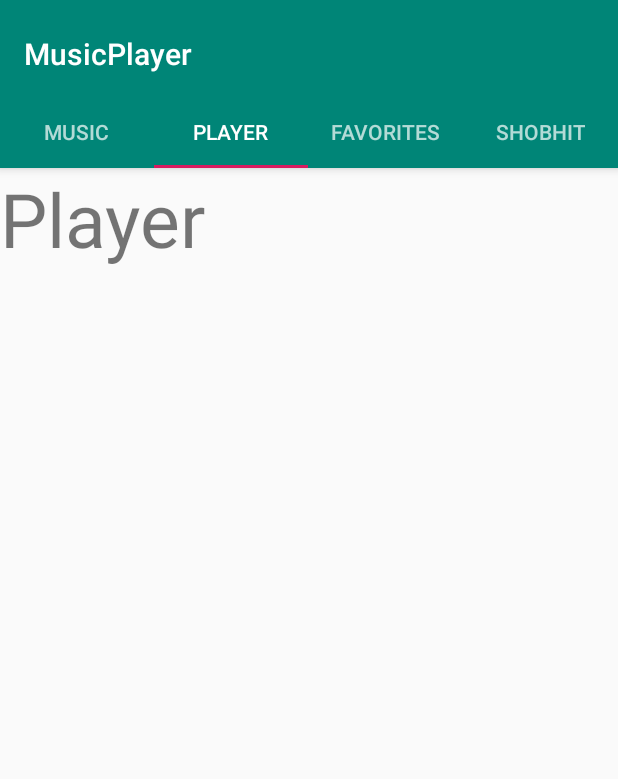
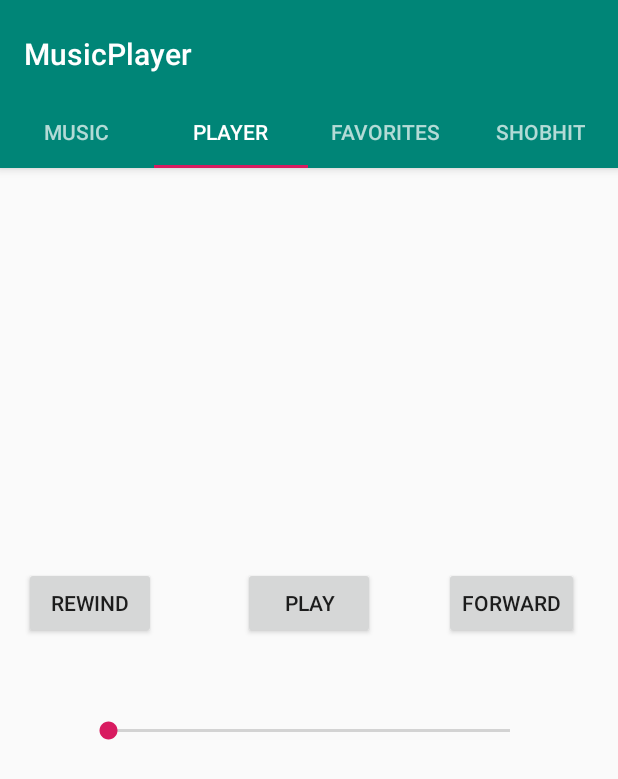
Before and after one commit to AneeshCRao/MusicPlayer_MAD, an Android app: the screen it shows after launch (MainActivity), tab 2 chosen, on a phone screen of 412 x 824 dp. Shown: the top 779 px of the screen. Run offline under Robolectric (Android 15) with nearby library versions, the phone set to English and light mode, and no system bars.

Commit message:
Play and Pause

```diff
--- a/app/src/main/java/com/example/musicplayer/PlayerFragment.java
+++ b/app/src/main/java/com/example/musicplayer/PlayerFragment.java
@@ -7,14 +7,100 @@ import android.support.v4.app.Fragment;
 import android.view.LayoutInflater;
 import android.view.View;
 import android.view.ViewGroup;
+import android.widget.Button;
+
+import java.nio.file.attribute.PosixFileAttributeView;
 
 public class PlayerFragment extends Fragment {
     private static final String TAG = "PlayerFragment";
+
+    public static Button btnPlay, btnRewind, btnFast;
 
     @Nullable
     @Override
     public View onCreateView(@NonNull LayoutInflater inflater, @Nullable ViewGroup container, @Nullable Bundle savedInstanceState) {
         View view = inflater.inflate(R.layout.player, container, false);
+
+
+        btnPlay = (Button)view.findViewById(R.id.btnPlay);
+        btnRewind = (Button)view.findViewById(R.id.btnRewind);
+        btnFast = (Button)view.findViewById(R.id.btnFast);
+
+        if (MainActivity.mediaPlayer.isPlaying())
+            btnPlay.setText("PAUSE");
+
+        btnPlay.setOnClickListener(new View.OnClickListener() {
+            @Override
+            public void onClick(View view) {
+                Button b = (Button)view;
+                if (b.getText().equals("PLAY")) {
+                    MainActivity.mediaPlayer.start();
+                    b.setText("PAUSE");
+                }
+                else {
+                    MainActivity.mediaPlayer.pause();
+                    b.setText("PLAY");
+                }
+            }
+        });
+//
+//        btnRewind.setOnClickListener(new View.OnClickListener() {
+//            @Override
+//            public void onClick(View view) {
+//
+//            }
+//        });
+//
+//        btnFast.setOnClickListener(new View.OnClickListener() {
+//            @Override
+//            public void onClick(View view) {
+//                if (SongSelectFragment.isPlayingFrom) {
+//                    SongSelectFragment.currentIndex += 1;
+//                    if (MainActivity.mediaPlayer.isPlaying())
+//                        MainActivity.mediaPlayer.stop();
+//                    String filePath = MainActivity.pathList.get(SongSelectFragment.currentIndex);
+//                    try {
+//                        MainActivity.mediaPlayer.reset();
+//                        MainActivity.mediaPlayer.setDataSource(filePath);
+//                        MainActivity.mediaPlayer.prepare();
+//                        FavoritesFragment.isPlayingFrom = false;
+//                        SongSelectFragment.isPlayingFrom = true;
+//                        MainActivity.mediaPlayer.start();
+//                    }catch(Exception e) {
+//                        e.printStackTrace();
+//                    }
+//                }
+//                else {
+//                    FavoritesFragment.currentIndex += 1;
+//                    if (MainActivity.mediaPlayer.isPlaying())
+//                        MainActivity.mediaPlayer.stop();
+//                    String filePath = MainActivity.Fav_pathList.get(FavoritesFragment.currentIndex);
+//                    try {
+//                        MainActivity.mediaPlayer.reset();
+//                        MainActivity.mediaPlayer.setDataSource(filePath);
+//                        MainActivity.mediaPlayer.prepare();
+//                        SongSelectFragment.isPlayingFrom = false;
+//                        FavoritesFragment.isPlayingFrom = true;
+//                        MainActivity.mediaPlayer.start();
+//                    }catch(Exception e) {
+//                        e.printStackTrace();
+//                    }
+//                }
+//            }
+//        });
+
+
+
         return view;
     }
+
+    public void btnPlayClick (View view) {
+
+    }
+
+    public void btnRewindClick (View view) {
+
+    }
+
+
 }
--- a/app/src/main/java/com/example/musicplayer/SongSelectFragment.java
+++ b/app/src/main/java/com/example/musicplayer/SongSelectFragment.java
@@ -26,13 +26,14 @@ import java.util.ArrayList;
 public class SongSelectFragment extends Fragment {
     private static final String TAG = "SongSelectFragment";
 
+    public static boolean isPlayingFrom = false;
 
     ListView listView;
     ArrayAdapter<String> adapter;
 
     int titleIndex, songPathIndex, artistIndex;
 
-    static int currentIndex = 0;
+    public static int currentIndex = 0;
 
 
     @Nullable
@@ -53,6 +54,9 @@ public class SongSelectFragment extends Fragment {
                     mediaPlayer.reset();
                     mediaPlayer.setDataSource(filePath);
                     mediaPlayer.prepare();
+                    FavoritesFragment.isPlayingFrom = false;
+                    isPlayingFrom = true;
+                    PlayerFragment.btnPlay.setText("PAUSE");
                     mediaPlayer.start();
                 }catch(Exception e) {
                     Toast.makeText(getContext(), "Error",Toast.LENGTH_SHORT).show();
@@ -85,6 +89,9 @@ public class SongSelectFragment extends Fragment {
                     MainActivity.mediaPlayer.reset();
                     MainActivity.mediaPlayer.setDataSource(filePath);
                     MainActivity.mediaPlayer.prepare();
+                    FavoritesFragment.isPlayingFrom = false;
+                    isPlayingFrom = true;
+                    PlayerFragment.btnPlay.setText("PAUSE");
                     MainActivity.mediaPlayer.start();
                 }catch(Exception e) {
                     e.printStackTrace();
@@ -129,6 +136,9 @@ public class SongSelectFragment extends Fragment {
                     MainActivity.mediaPlayer.reset();
                     MainActivity.mediaPlayer.setDataSource(filePath);
                     MainActivity.mediaPlayer.prepare();
+                    FavoritesFragment.isPlayingFrom = false;
+                    isPlayingFrom = true;
+                    PlayerFragment.btnPlay.setText("PAUSE");
                     MainActivity.mediaPlayer.start();
                 }catch(Exception e) {
                     e.printStackTrace();
--- a/app/src/main/res/layout/player.xml
+++ b/app/src/main/res/layout/player.xml
@@ -1,15 +1,45 @@
 <?xml version="1.0" encoding="utf-8"?>
-<LinearLayout xmlns:android="http://schemas.android.com/apk/res/android"
-    android:orientation="vertical" android:layout_width="match_parent"
-    android:layout_height="match_parent">
+<RelativeLayout xmlns:android="http://schemas.android.com/apk/res/android"
+    android:layout_width="match_parent"
+    android:layout_height="match_parent"
+    android:paddingBottom="16dp"
+    android:paddingTop="16dp"
+    android:paddingLeft="16dp"
+    android:paddingRight="16dp">
 
 
-    <TextView
-        android:layout_width="match_parent"
+    <Button
+        android:id="@+id/btnPlay"
+        android:layout_width="wrap_content"
         android:layout_height="wrap_content"
-        android:text="Player"
-        android:textSize="50dp"
+        android:text="Play"
+        android:layout_marginTop="250dp"
+        android:layout_centerHorizontal="true"
         />
 
+    <Button
+        android:id="@+id/btnRewind"
+        android:layout_width="wrap_content"
+        android:layout_height="wrap_content"
+        android:layout_marginTop="250dp"
+        android:text="rewind"/>
 
-</LinearLayout>
+    <Button
+        android:id="@+id/btnFast"
+        android:layout_width="wrap_content"
+        android:layout_height="wrap_content"
+        android:layout_marginTop="250dp"
+        android:layout_marginLeft="280dp"
+        android:text="Forward" />
+
+    <SeekBar
+        android:id="@+id/seekBar"
+        android:layout_width="300dp"
+        android:layout_height="wrap_content"
+        android:layout_centerHorizontal="true"
+        android:layout_marginTop="350dp"
+        android:outlineAmbientShadowColor="@color/design_default_color_primary_dark"
+        android:outlineSpotShadowColor="@color/design_default_color_primary_dark"
+        />
+
+</RelativeLayout>
--- a/app/src/main/res/values/strings.xml
+++ b/app/src/main/res/values/strings.xml
@@ -2,4 +2,5 @@
     <string name="app_name">MusicPlayer</string>
     <string name="action_settings">Settings</string>
     <string name="section_format">Hello World from section: %1$d</string>
+    <string name="button">Button</string>
 </resources>
```
Also changed, not shown: app/src/main/java/com/example/musicplayer/FavoritesFragment.java (+14 -1 lines).
